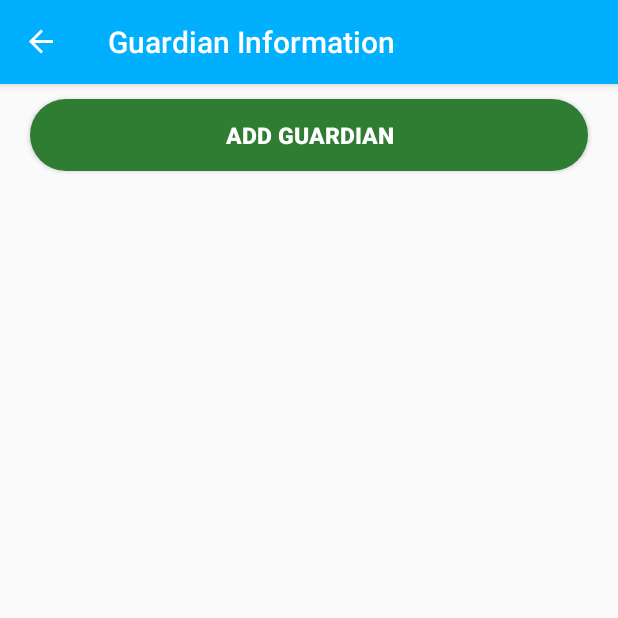
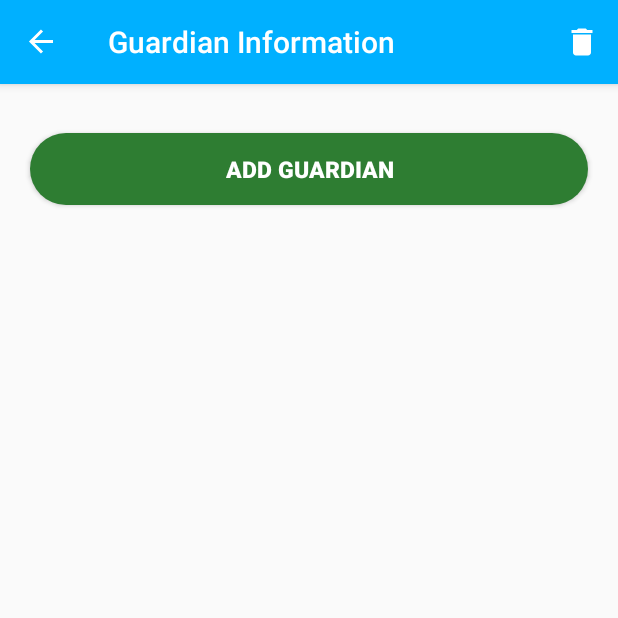
Before and after one commit to ShubhamYGS/WomenSafetyApp, an Android app: the GuardianInfo screen opened through its navigation route, in the side drawer, after a tap on "Check Location", on a phone screen of 412 x 824 dp, the top half of it. Run offline under Robolectric (Android 15) with nearby library versions, the phone set to English and light mode, and no system bars; our stand-ins replace Firebase (no records; nobody signed in at launch, a user with empty details on screens opened directly), Room's generated code, data binding, navigation-ui; libraries missing offline, so code that uses them is left out: com.firebase.ui; 1 statement that could not run was skipped.

Commit message:
Implemented Delete values from database

```diff
--- a/app/src/main/java/com/shubham/womensafety/FirebaseAuth/FirebaseUserLiveData.kt
+++ b/app/src/main/java/com/shubham/womensafety/FirebaseAuth/FirebaseUserLiveData.kt
@@ -7,13 +7,7 @@ import com.google.firebase.auth.FirebaseUser
 class FirebaseUserLiveData : LiveData<FirebaseUser?>() {
     private val firebaseAuth = FirebaseAuth.getInstance()
 
-    // TODO set the value of this FireUserLiveData object by hooking it up to equal the value of the
-    //  current FirebaseUser. You can utilize the FirebaseAuth.AuthStateListener callback to get
-    //  updates on the current Firebase user logged into the app.
     private val authStateListener = FirebaseAuth.AuthStateListener { firebaseAuth ->
-        // Use the FirebaseAuth instance instantiated at the beginning of the class to get an entry
-        // point into the Firebase Authentication SDK the app is using.
-        // With an instance of the FirebaseAuth class, you can now query for the current user.
         value = firebaseAuth.currentUser
     }
 
--- a/app/src/main/java/com/shubham/womensafety/guardiandetail/GuardianInfo.kt
+++ b/app/src/main/java/com/shubham/womensafety/guardiandetail/GuardianInfo.kt
@@ -1,9 +1,7 @@
 package com.shubham.womensafety.guardiandetail
 
 import android.os.Bundle
-import android.view.LayoutInflater
-import android.view.View
-import android.view.ViewGroup
+import android.view.*
 import androidx.databinding.DataBindingUtil
 import androidx.fragment.app.Fragment
 import androidx.lifecycle.Observer
@@ -11,6 +9,7 @@ import androidx.lifecycle.ViewModelProviders
 import androidx.navigation.fragment.findNavController
 import androidx.recyclerview.widget.LinearLayoutManager
 import androidx.recyclerview.widget.RecyclerView
+import com.google.android.material.snackbar.Snackbar
 import com.shubham.womensafety.R
 import com.shubham.womensafety.databinding.FragmentGuardianInfoBinding
 
@@ -43,10 +42,35 @@ class GuardianInfo : Fragment() {
 
         binding.addGuardian.setOnClickListener { openAddGuardian() }
 
+        model.showSnackBarEvent.observe(this, Observer {
+            if (it == true) {
+                Snackbar.make(
+                    activity!!.findViewById(android.R.id.content),
+                    getString(R.string.cleared_message),
+                    Snackbar.LENGTH_LONG
+                ).show()
+                model.doneShowingSnackbar()
+            }
+        })
+
+        setHasOptionsMenu(true)
+
         return binding.root
     }
 
     fun openAddGuardian(){
         findNavController().navigate(GuardianInfoDirections.actionGuardianInfoToAddGuardian())
     }
+
+    override fun onCreateOptionsMenu(menu: Menu, inflater: MenuInflater) {
+        super.onCreateOptionsMenu(menu, inflater)
+        inflater?.inflate(R.menu.options_menu, menu)
+    }
+
+    override fun onOptionsItemSelected(item: MenuItem): Boolean {
+        when (item!!.itemId) {
+            R.id.delete_item -> model.onClear()
+        }
+        return super.onOptionsItemSelected(item)
+    }
 }
--- a/app/src/main/java/com/shubham/womensafety/guardiandetail/GuardianInfoViewModel.kt
+++ b/app/src/main/java/com/shubham/womensafety/guardiandetail/GuardianInfoViewModel.kt
@@ -3,6 +3,7 @@ package com.shubham.womensafety.guardiandetail
 import android.app.Application
 import androidx.lifecycle.AndroidViewModel
 import androidx.lifecycle.LiveData
+import androidx.lifecycle.MutableLiveData
 import com.shubham.womensafety.database.Guardian
 import com.shubham.womensafety.database.GuardianDatabase
 import kotlinx.coroutines.*
@@ -18,6 +19,10 @@ class GuardianInfoViewModel(
 
     private val uiScope = CoroutineScope(Dispatchers.Main + viewModelJob)
 
+    private var _showSnackbarEvent = MutableLiveData<Boolean?>()
+    val showSnackBarEvent: LiveData<Boolean?>
+        get() = _showSnackbarEvent
+
     fun insert(guardian: Guardian){
         uiScope.launch {
             withContext(Dispatchers.IO) {
@@ -25,4 +30,25 @@ class GuardianInfoViewModel(
             }
         }
     }
+
+    fun onClear() {
+        uiScope.launch {
+            withContext(Dispatchers.IO) {
+                // Clear the database table.
+                db.guardianDatabaseDao().clear()
+            }
+            // Show a snackbar message, because it's friendly.
+            _showSnackbarEvent.value = true
+        }
+    }
+
+    fun doneShowingSnackbar() {
+        _showSnackbarEvent.value = null
+    }
+
+    //Called when ViewModel is dismantled
+    override fun onCleared() {
+        super.onCleared()
+        viewModelJob.cancel()
+    }
 }
--- /dev/null
+++ b/app/src/main/res/drawable/ic_delete.xml
@@ -0,0 +1,10 @@
+<vector android:height="24dp"
+    android:tint="#FFFFFF"
+    android:viewportHeight="24.0"
+    android:viewportWidth="24.0"
+    android:width="24dp"
+    xmlns:android="http://schemas.android.com/apk/res/android">
+    <path
+        android:fillColor="#FF000000"
+        android:pathData="M6,19c0,1.1 0.9,2 2,2h8c1.1,0 2,-0.9 2,-2V7H6v12zM19,4h-3.5l-1,-1h-5l-1,1H5v2h14V4z" />
+</vector>
--- a/app/src/main/res/layout/fragment_guardian_info.xml
+++ b/app/src/main/res/layout/fragment_guardian_info.xml
@@ -3,12 +3,6 @@
     xmlns:app="http://schemas.android.com/apk/res-auto"
     xmlns:tools="http://schemas.android.com/tools"
     tools:context="com.shubham.womensafety.guardiandetail.GuardianInfo">
-
-    <data>
-        <variable
-            name="guardianInfoViewModel"
-            type="com.shubham.womensafety.guardiandetail.GuardianInfoViewModel" />
-    </data>
 
     <androidx.constraintlayout.widget.ConstraintLayout
         android:id="@+id/frameLayout3"
@@ -16,20 +10,21 @@
         android:layout_height="match_parent"
         >
 
-
         <Button
             android:id="@+id/addGuardian"
             android:layout_width="0dp"
             android:layout_height="wrap_content"
             android:layout_marginStart="20dp"
-            android:layout_marginTop="10dp"
+            android:layout_marginTop="30dp"
             android:layout_marginEnd="20dp"
             android:background="@drawable/capsulebtn"
             android:text="@string/add_guardian"
             android:textColor="@android:color/white"
             android:textSize="15sp"
             android:textStyle="bold"
+            app:layout_constraintBottom_toTopOf="@+id/guardian_list"
             app:layout_constraintEnd_toEndOf="parent"
+            app:layout_constraintHorizontal_bias="0.498"
             app:layout_constraintStart_toStartOf="parent"
             app:layout_constraintTop_toTopOf="parent" />
 
@@ -38,7 +33,7 @@
             android:layout_width="409dp"
             android:layout_height="671dp"
             android:layout_marginStart="1dp"
-            android:layout_marginTop="15dp"
+            android:layout_marginTop="10dp"
             android:layout_marginEnd="1dp"
             android:layout_marginBottom="1dp"
             app:layout_constraintBottom_toBottomOf="parent"
--- /dev/null
+++ b/app/src/main/res/menu/options_menu.xml
@@ -0,0 +1,13 @@
+<?xml version="1.0" encoding="utf-8"?>
+<menu xmlns:app="http://schemas.android.com/apk/res-auto"
+    xmlns:android="http://schemas.android.com/apk/res/android">
+
+
+    <item
+        android:title="Delete ALL"
+        android:id="@+id/delete_item"
+        android:icon="@drawable/ic_delete"
+        android:enabled="true"
+        android:visible="true"
+        app:showAsAction="ifRoom" />
+</menu>
--- a/app/src/main/res/values/strings.xml
+++ b/app/src/main/res/values/strings.xml
@@ -30,4 +30,5 @@
     <string name="add_guardian">Add Guardian</string>
     <string name="women_safety_app">Women Safety App</string>
 
+    <string name="cleared_message">All your data is gone forever.</string>
 </resources>
```
Also changed, not shown: 1 other file.
